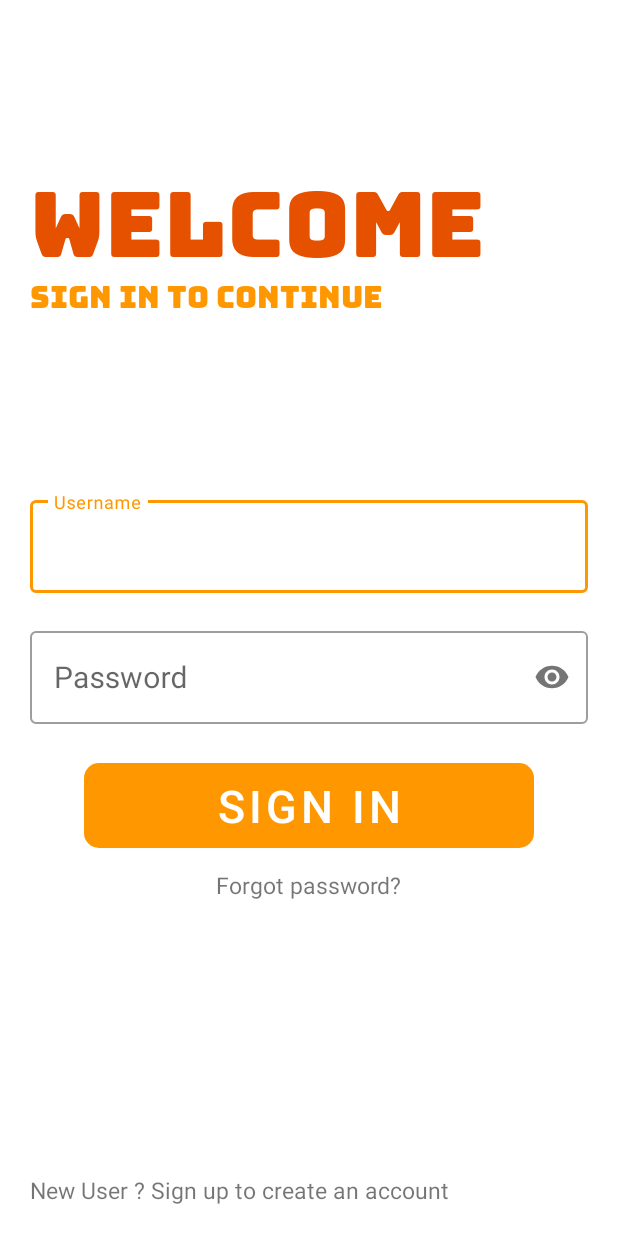
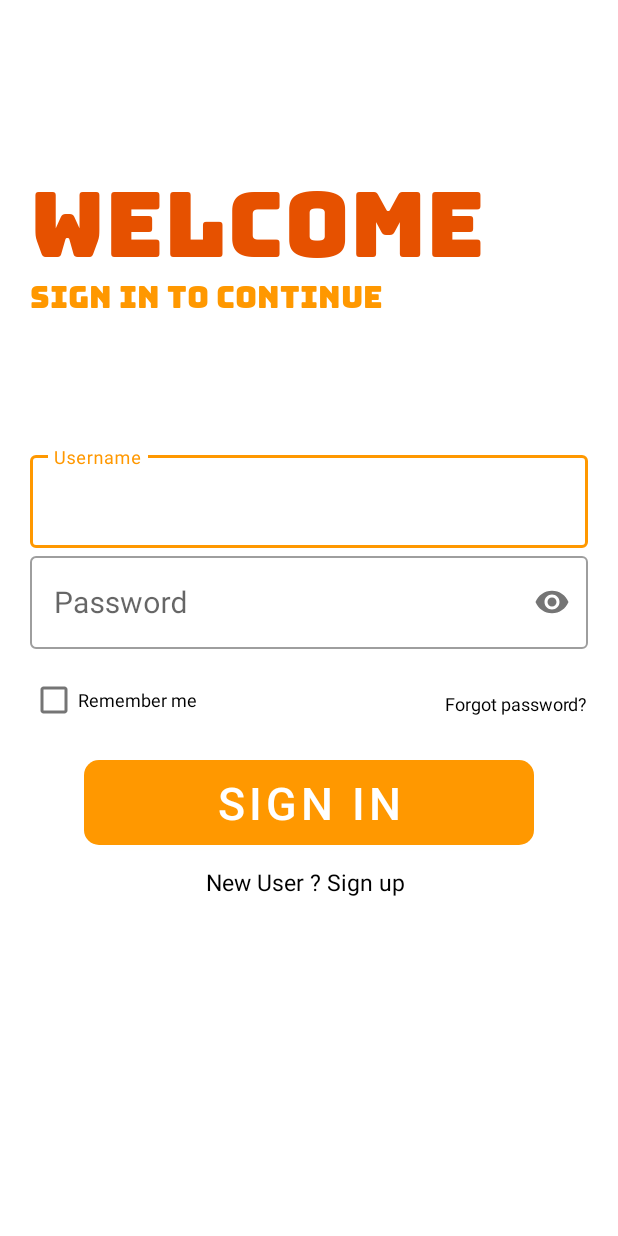
Before and after one commit to Vaibhav2002/TODO-APP, an Android app: the LoginActivity screen opened directly, with no data from a screen before it, on a phone screen of 412 x 824 dp. Run offline under Robolectric (Android 15) with nearby library versions, the phone set to English and light mode, and no system bars; our stand-ins replace Firebase (no records; nobody signed in at launch, a user with empty details on screens opened directly).

Commit message:
added welcome screen and add database connection to login screen, todo activity added

```diff
--- a/app/build.gradle
+++ b/app/build.gradle
@@ -1,4 +1,5 @@
 apply plugin: 'com.android.application'
+apply plugin: 'com.google.gms.google-services'
 
 android {
     compileSdkVersion 29
@@ -27,6 +28,7 @@ dependencies {
     implementation 'androidx.appcompat:appcompat:1.1.0'
     implementation 'androidx.constraintlayout:constraintlayout:1.1.3'
     implementation 'com.google.android.material:material:1.1.0'
+    implementation 'com.google.firebase:firebase-database:19.3.1'
     testImplementation 'junit:junit:4.12'
     implementation "com.airbnb.android:lottie:3.4.1"
     androidTestImplementation 'androidx.test.ext:junit:1.1.1'
--- a/app/src/main/java/com/example/todo/Splash_screen.java
+++ b/app/src/main/java/com/example/todo/Splash_screen.java
@@ -15,7 +15,7 @@ public class Splash_screen extends AppCompatActivity {
         new Handler().postDelayed(new Runnable() {
             @Override
             public void run() {
-                Intent intent=new Intent(Splash_screen.this,LoginActivity.class);
+                Intent intent=new Intent(Splash_screen.this,WelcomeActivity.class);
                 startActivity(intent);
                 finish();
             }
--- a/app/src/main/res/layout/activity_login.xml
+++ b/app/src/main/res/layout/activity_login.xml
@@ -5,6 +5,7 @@
     android:layout_width="match_parent"
     android:layout_height="match_parent"
     android:layout_margin="20dp"
+    android:transitionName="loginbtntrans"
     android:orientation="vertical"
     tools:context=".LoginActivity">
 
@@ -43,13 +44,14 @@
         style="@style/Widget.MaterialComponents.TextInputLayout.OutlinedBox"
         android:layout_width="match_parent"
         android:layout_height="wrap_content"
-        android:layout_marginTop="120dp"
-        android:layout_marginBottom="20dp">
+        android:layout_marginTop="90dp">
 
         <com.google.android.material.textfield.TextInputEditText
+
             android:layout_width="match_parent"
             android:layout_height="wrap_content"
             android:hint="Username"
+            android:textColor="#000000"
             android:textSize="20sp" />
 
 
@@ -67,16 +69,45 @@
             android:layout_height="wrap_content"
             android:hint="Password"
             android:inputType="textPassword"
+            android:textColor="#000000"
             android:textSize="20sp" />
 
 
     </com.google.android.material.textfield.TextInputLayout>
 
+    <RelativeLayout
+        android:layout_width="match_parent"
+        android:layout_height="wrap_content"
+        android:layout_marginTop="10dp">
+
+        <CheckBox
+            android:layout_width="wrap_content"
+            android:layout_height="wrap_content"
+            android:text="Remember me"
+            android:textColor="#000000"
+            android:gravity="center_vertical"
+            android:textSize="12sp"/>
+
+        <com.google.android.material.textview.MaterialTextView
+            android:layout_width="wrap_content"
+            android:layout_height="wrap_content"
+            android:text="Forgot password?"
+            android:textSize="12sp"
+            android:textColor="#000000"
+            android:layout_marginTop="18dp"
+            android:layout_alignParentEnd="true"/>
+
+
+
+    </RelativeLayout>
+
+
     <com.google.android.material.button.MaterialButton
+        android:id="@+id/loginbtn"
         android:layout_width="300dp"
         android:layout_height="wrap_content"
         android:layout_gravity="center_horizontal"
-        android:layout_marginTop="20dp"
+        android:layout_marginTop="10dp"
         android:elevation="50dp"
         android:outlineAmbientShadowColor="@color/colorPrimaryDark"
         android:outlineSpotShadowColor="@color/colorPrimaryDark"
@@ -87,27 +118,14 @@
         android:textSize="30sp"
         app:cornerRadius="10dp" />
 
-    <TextView
-        android:layout_width="wrap_content"
-        android:layout_height="wrap_content"
-        android:layout_gravity="center_horizontal"
-        android:layout_marginTop="8dp"
-        android:text="Forgot password?"
-        android:textSize="15sp" />
-
-    <RelativeLayout
-        android:layout_width="match_parent"
-        android:layout_height="match_parent">
-
-
         <com.google.android.material.textview.MaterialTextView
             android:layout_width="wrap_content"
             android:layout_height="wrap_content"
-            android:layout_alignParentBottom="true"
-            android:text="New User ? Sign up to create an account"
-            android:textSize="15sp" />
-
-    </RelativeLayout>
+            android:text="New User ? Sign up "
+            android:textSize="15sp"
+            android:layout_marginTop="8dp"
+            android:textColor="#000000"
+            android:layout_gravity="center_horizontal"/>
 
 
 </LinearLayout>
--- a/app/src/main/res/values/strings.xml
+++ b/app/src/main/res/values/strings.xml
@@ -1,3 +1,4 @@
 <resources>
+    <string name="welcometext">Save your daily work with the MyDoes App </string>
     <string name="app_name">TODO</string>
 </resources>
--- a/build.gradle
+++ b/build.gradle
@@ -5,7 +5,8 @@ buildscript {
         jcenter()
     }
     dependencies {
-        classpath "com.android.tools.build:gradle:4.0.0"
+        classpath "com.android.tools.build:gradle:4.0.1"
+        classpath 'com.google.gms:google-services:4.3.3'
 
         // NOTE: Do not place your application dependencies here; they belong
         // in the individual module build.gradle files
```
Also changed, not shown: app/src/main/AndroidManifest.xml (+6 -1 lines), app/src/main/java/com/example/todo/LoginActivity.java (+95 -1 lines), app/src/main/java/com/example/todo/TodoActivity.java (added, +18 -0 lines), app/src/main/java/com/example/todo/WelcomeActivity.java (added, +33 -0 lines), app/src/main/res/layout/activity_todo.xml (added, +21 -0 lines), app/src/main/res/layout/activity_welcome.xml (added, +86 -0 lines).
